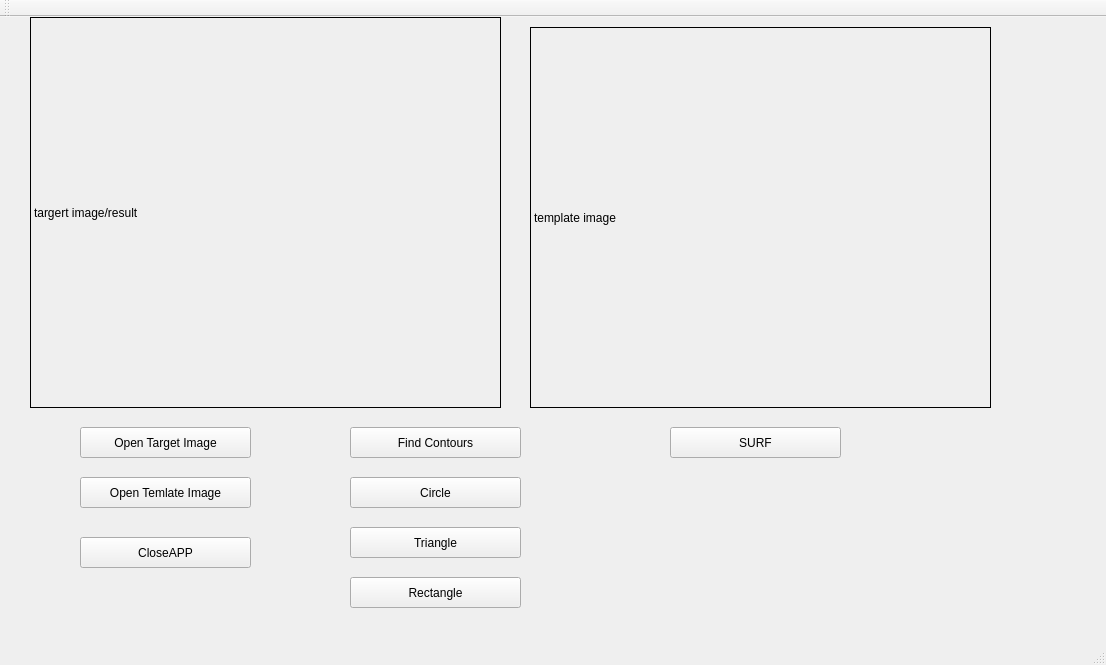
Old version of the form hw3/mainwindow.ui in the repository Gilbert-Chou/Embedded-System-HW.
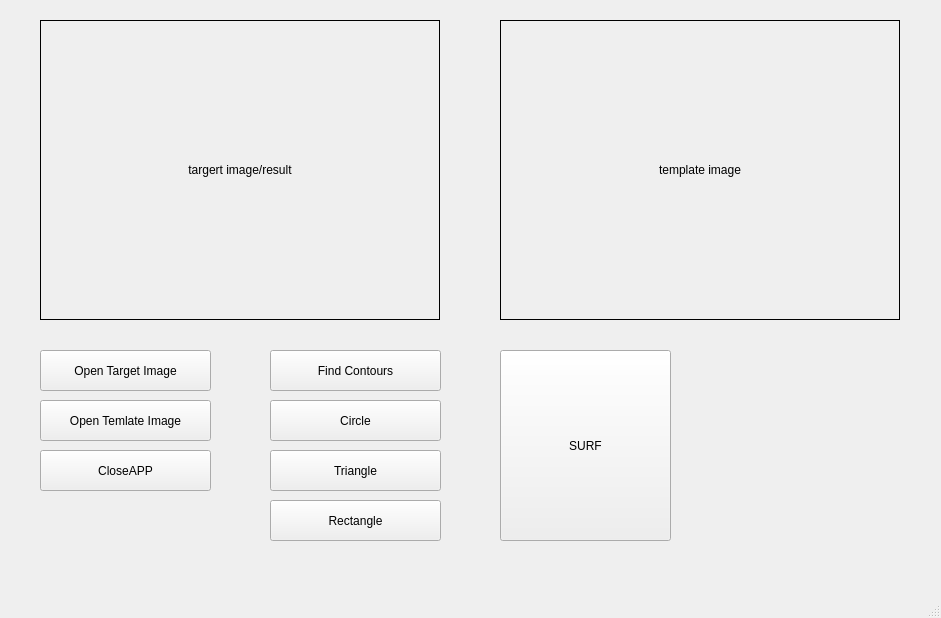
New version of the form.

Diff of the .ui file:
```diff
--- a/hw3/mainwindow.ui
+++ b/hw3/mainwindow.ui
@@ -6,8 +6,8 @@
    <rect>
     <x>0</x>
     <y>0</y>
-    <width>1106</width>
-    <height>665</height>
+    <width>941</width>
+    <height>618</height>
    </rect>
   </property>
   <property name="windowTitle">
@@ -17,10 +17,10 @@
    <widget class="QPushButton" name="openTarget">
     <property name="geometry">
      <rect>
-      <x>80</x>
-      <y>410</y>
+      <x>40</x>
+      <y>350</y>
       <width>171</width>
-      <height>31</height>
+      <height>41</height>
      </rect>
     </property>
     <property name="text">
@@ -30,10 +30,10 @@
    <widget class="QLabel" name="label">
     <property name="geometry">
      <rect>
-      <x>30</x>
-      <y>0</y>
-      <width>471</width>
-      <height>391</height>
+      <x>40</x>
+      <y>20</y>
+      <width>400</width>
+      <height>300</height>
      </rect>
     </property>
     <property name="frameShape">
@@ -42,14 +42,17 @@
     <property name="text">
      <string>targert image/result</string>
     </property>
+    <property name="alignment">
+     <set>Qt::AlignCenter</set>
+    </property>
    </widget>
    <widget class="QLabel" name="label_2">
     <property name="geometry">
      <rect>
-      <x>530</x>
-      <y>10</y>
-      <width>461</width>
-      <height>381</height>
+      <x>500</x>
+      <y>20</y>
+      <width>400</width>
+      <height>300</height>
      </rect>
     </property>
     <property name="frameShape">
@@ -58,14 +61,17 @@
     <property name="text">
      <string>template image</string>
     </property>
+    <property name="alignment">
+     <set>Qt::AlignCenter</set>
+    </property>
    </widget>
    <widget class="QPushButton" name="opentemplate">
     <property name="geometry">
      <rect>
-      <x>80</x>
-      <y>460</y>
+      <x>40</x>
+      <y>400</y>
       <width>171</width>
-      <height>31</height>
+      <height>41</height>
      </rect>
     </property>
     <property name="text">
@@ -75,10 +81,10 @@
    <widget class="QPushButton" name="close">
     <property name="geometry">
      <rect>
-      <x>80</x>
-      <y>520</y>
+      <x>40</x>
+      <y>450</y>
       <width>171</width>
-      <height>31</height>
+      <height>41</height>
      </rect>
     </property>
     <property name="text">
@@ -88,10 +94,10 @@
    <widget class="QPushButton" name="Find">
     <property name="geometry">
      <rect>
-      <x>350</x>
-      <y>410</y>
+      <x>270</x>
+      <y>350</y>
       <width>171</width>
-      <height>31</height>
+      <height>41</height>
      </rect>
     </property>
     <property name="text">
@@ -101,10 +107,10 @@
    <widget class="QPushButton" name="Circle">
     <property name="geometry">
      <rect>
-      <x>350</x>
-      <y>460</y>
+      <x>270</x>
+      <y>400</y>
       <width>171</width>
-      <height>31</height>
+      <height>41</height>
      </rect>
     </property>
     <property name="text">
@@ -114,10 +120,10 @@
    <widget class="QPushButton" name="Rectangle">
     <property name="geometry">
      <rect>
-      <x>350</x>
-      <y>560</y>
+      <x>270</x>
+      <y>500</y>
       <width>171</width>
-      <height>31</height>
+      <height>41</height>
      </rect>
     </property>
     <property name="text">
@@ -127,10 +133,10 @@
    <widget class="QPushButton" name="Triangle">
     <property name="geometry">
      <rect>
-      <x>350</x>
-      <y>510</y>
+      <x>270</x>
+      <y>450</y>
       <width>171</width>
-      <height>31</height>
+      <height>41</height>
      </rect>
     </property>
     <property name="text">
@@ -140,10 +146,10 @@
    <widget class="QPushButton" name="SURF">
     <property name="geometry">
      <rect>
-      <x>670</x>
-      <y>410</y>
+      <x>500</x>
+      <y>350</y>
       <width>171</width>
-      <height>31</height>
+      <height>191</height>
      </rect>
     </property>
     <property name="text">
@@ -161,14 +167,6 @@
     </rect>
    </property>
   </widget>
-  <widget class="QToolBar" name="mainToolBar">
-   <attribute name="toolBarArea">
-    <enum>TopToolBarArea</enum>
-   </attribute>
-   <attribute name="toolBarBreak">
-    <bool>false</bool>
-   </attribute>
-  </widget>
   <widget class="QStatusBar" name="statusBar"/>
  </widget>
  <layoutdefault spacing="6" margin="11"/>
```
Left out of the diff: 4 changed lines with no effect on the pictures.
